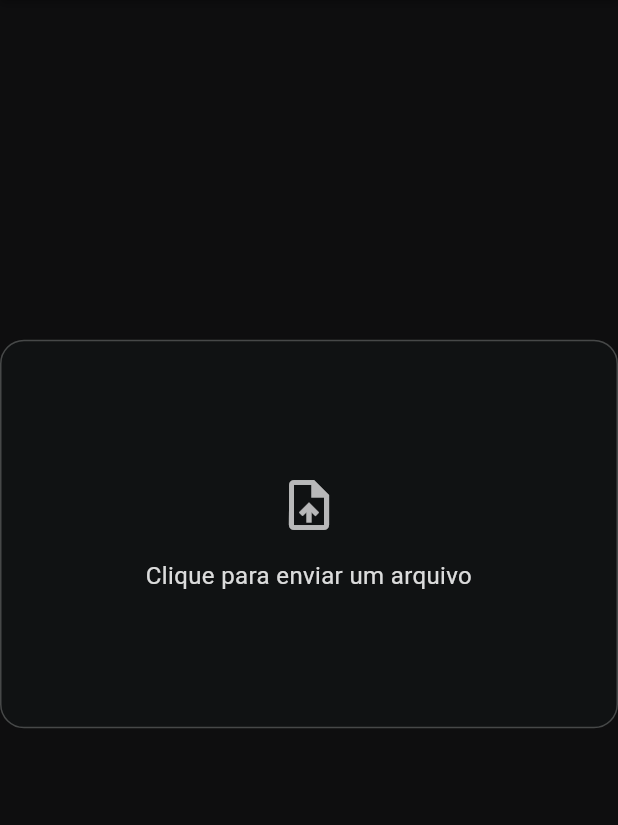
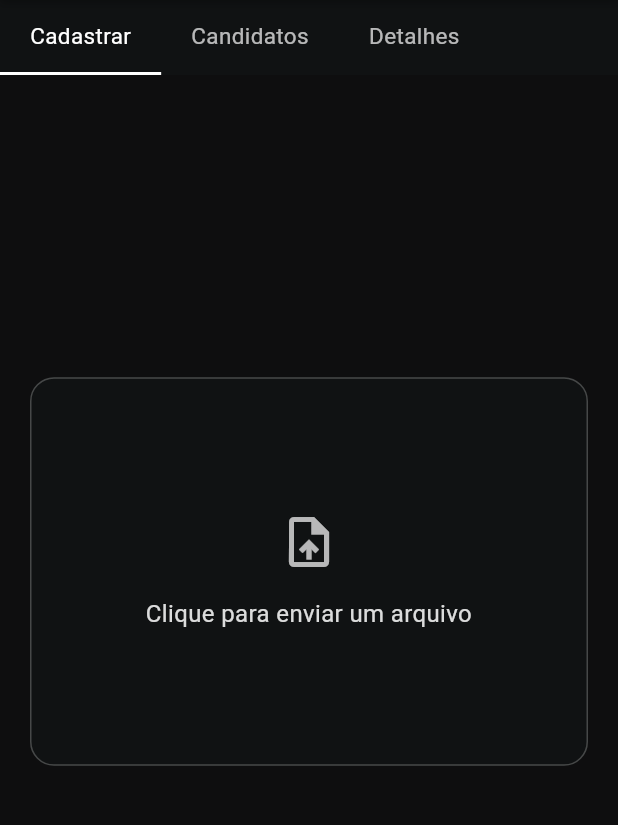
Before and after one commit to Miguel-Silva-Alves/frontend-central-talentos, a Flutter app: the UploadScreen screen opened by its route, after a tap on the "menu" icon, on a phone screen of 412 x 824 dp, the part 120-945 px from its top. Run offline on Flutter 3.47's test engine with Material 3 defaults, Android fonts, the light colour scheme and no system bars; our stand-ins replace file_picker, fl_chart; accounts and stored records are empty.

Commit message:
:sparkles: feat: add on upload screen tabs to show users and detail some user

```diff
--- a/lib/views/candidate/upload_model.dart
+++ b/lib/views/candidate/upload_model.dart
@@ -1,9 +1,14 @@
+enum UploadSection { input, list, detail }
+
 class UploadModel {
   final bool showSidebar;
   final bool isLoading;
   final String? fileName;
   final List<String> uploadedFiles;
   final String? errorMessage;
+  UploadSection section;
+  // Para detalhes
+  String? selectedCandidate;
 
   UploadModel({
     this.showSidebar = true,
@@ -11,6 +16,8 @@ class UploadModel {
     this.fileName,
     this.uploadedFiles = const [],
     this.errorMessage,
+    this.selectedCandidate,
+    this.section = UploadSection.input,
   });
 
   UploadModel copyWith({
@@ -19,6 +26,7 @@ class UploadModel {
     String? fileName,
     List<String>? uploadedFiles,
     String? errorMessage,
+    UploadSection? section,
   }) {
     return UploadModel(
       showSidebar: showSidebar ?? this.showSidebar,
@@ -26,6 +34,7 @@ class UploadModel {
       fileName: fileName ?? this.fileName,
       uploadedFiles: uploadedFiles ?? this.uploadedFiles,
       errorMessage: errorMessage ?? this.errorMessage,
+      section: section ?? this.section,
     );
   }
 }
--- a/lib/views/candidate/upload_screen.dart
+++ b/lib/views/candidate/upload_screen.dart
@@ -58,9 +58,65 @@ class _UploadScreenState extends State<UploadScreen> {
                   child: Column(
                     mainAxisSize: MainAxisSize.min,
                     children: [
+                      _internalMenu(model),
+                      Expanded(child: _internalContent(model)),
                       // -----------------------------
                       //     BOTÃO PRINCIPAL
                       // -----------------------------
+                    ],
+                  ),
+                ),
+              ),
+            ],
+          ),
+        );
+      },
+    );
+  }
+
+  Widget _internalMenu(UploadModel model) {
+    return Container(
+      height: 50,
+      color: const Color(0xFF101213),
+      child: Row(
+        children: [
+          _menuTab(
+            label: "Cadastrar",
+            active: model.section == UploadSection.input,
+            onTap: () => vm.changeSection(UploadSection.input),
+          ),
+          _menuTab(
+            label: "Candidatos",
+            active: model.section == UploadSection.list,
+            onTap: () => vm.changeSection(UploadSection.list),
+          ),
+          _menuTab(
+            label: "Detalhes",
+            active: model.section == UploadSection.detail,
+            onTap: () => {},
+          ),
+        ],
+      ),
+    );
+  }
+
+  Widget _internalContent(UploadModel model) {
+    switch (model.section) {
+      case UploadSection.input:
+        return _candidateInput(model);
+      case UploadSection.list:
+        return _candidateList();
+      case UploadSection.detail:
+        return _candidateDetail(model.selectedCandidate);
+    }
+  }
+
+  Widget _candidateInput(UploadModel model) {
+    return Container(
+      padding: const EdgeInsets.all(20),
+      child: Column(
+        mainAxisAlignment: MainAxisAlignment.center,
+        children: [
           GestureDetector(
             onTap: vm.pickFile,
             child: Container(
@@ -69,20 +125,17 @@ class _UploadScreenState extends State<UploadScreen> {
               padding: const EdgeInsets.all(32),
               decoration: BoxDecoration(
                 color: const Color(0xFF101213),
-                            border: Border.all(
-                                color: const Color(0xFF464848), width: 1),
+                border: Border.all(color: const Color(0xFF464848), width: 1),
                 borderRadius: BorderRadius.circular(16),
               ),
               child: Column(
                 mainAxisAlignment: MainAxisAlignment.center,
                 children: [
                   Icon(Icons.upload_file,
-                                  color: Colors.white.withOpacity(0.7),
-                                  size: 40),
+                      color: Colors.white.withOpacity(0.7), size: 40),
                   const SizedBox(height: 16),
                   Text(
-                                model.fileName ??
-                                    "Clique para enviar um arquivo",
+                    model.fileName ?? "Clique para enviar um arquivo",
                     style: TextStyle(
                       color: Colors.white.withOpacity(0.85),
                       fontSize: 16,
@@ -91,8 +144,7 @@ class _UploadScreenState extends State<UploadScreen> {
                   ),
                   if (model.isLoading) ...[
                     const SizedBox(height: 20),
-                                const CircularProgressIndicator(
-                                    color: Colors.white),
+                    const CircularProgressIndicator(color: Colors.white),
                   ]
                 ],
               ),
@@ -115,12 +167,94 @@ class _UploadScreenState extends State<UploadScreen> {
             ),
         ],
       ),
+    );
+  }
+
+  Widget _candidateList() {
+    final candidates = ["João Silva", "Maria Costa", "Lucas Rocha"];
+
+    return ListView(
+      padding: const EdgeInsets.all(20),
+      children: candidates.map((c) {
+        return GestureDetector(
+          onTap: () => vm.openCandidate(c),
+          child: Container(
+            margin: const EdgeInsets.only(bottom: 12),
+            padding: const EdgeInsets.all(16),
+            decoration: BoxDecoration(
+              color: const Color(0xFF101213),
+              borderRadius: BorderRadius.circular(10),
+              border: Border.all(color: const Color(0xFF464848)),
+            ),
+            child: Text(
+              c,
+              style: const TextStyle(color: Colors.white, fontSize: 16),
             ),
           ),
+        );
+      }).toList(),
+    );
+  }
+
+  Widget _candidateDetail(String? name) {
+    if (name == null) {
+      return const Center(
+        child: Text(
+          "Nenhum candidato selecionado",
+          style: TextStyle(color: Colors.white70),
+        ),
+      );
+    }
+
+    return Padding(
+      padding: const EdgeInsets.all(20),
+      child: Column(
+        crossAxisAlignment: CrossAxisAlignment.start,
+        children: [
+          Text(
+            name,
+            style: const TextStyle(
+              color: Colors.white,
+              fontSize: 22,
+              fontWeight: FontWeight.bold,
+            ),
+          ),
+          const SizedBox(height: 12),
+          const Text(
+            "Informações do candidato aqui...",
+            style: TextStyle(color: Colors.white70),
+          )
         ],
       ),
     );
-      },
+  }
+
+  Widget _menuTab({
+    required String label,
+    required bool active,
+    required VoidCallback onTap,
+  }) {
+    return GestureDetector(
+      onTap: onTap,
+      child: Container(
+        padding: const EdgeInsets.symmetric(horizontal: 20),
+        alignment: Alignment.center,
+        decoration: BoxDecoration(
+          border: Border(
+            bottom: BorderSide(
+              color: active ? Colors.white : Colors.transparent,
+              width: 2,
+            ),
+          ),
+        ),
+        child: Text(
+          label,
+          style: TextStyle(
+            color: active ? Colors.white : Colors.white70,
+            fontSize: 15,
+          ),
+        ),
+      ),
     );
   }
 
```
Also changed, not shown: lib/views/candidate/upload_vm.dart (+16 -0 lines). Lines whose indentation alone changed are shown as unchanged.
